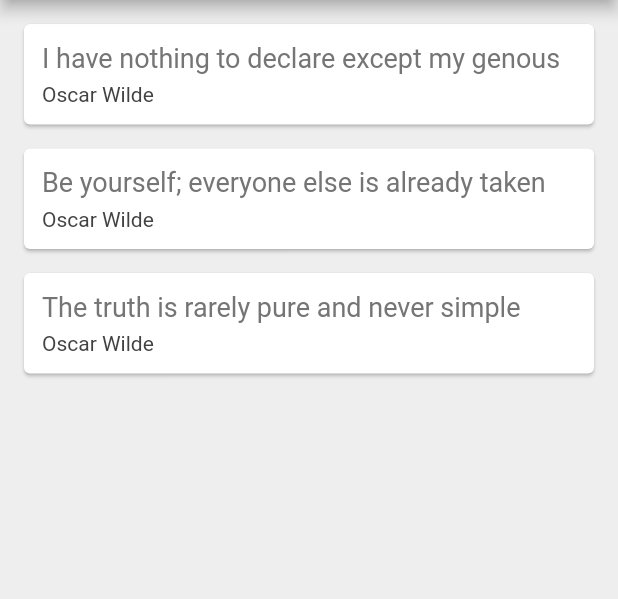
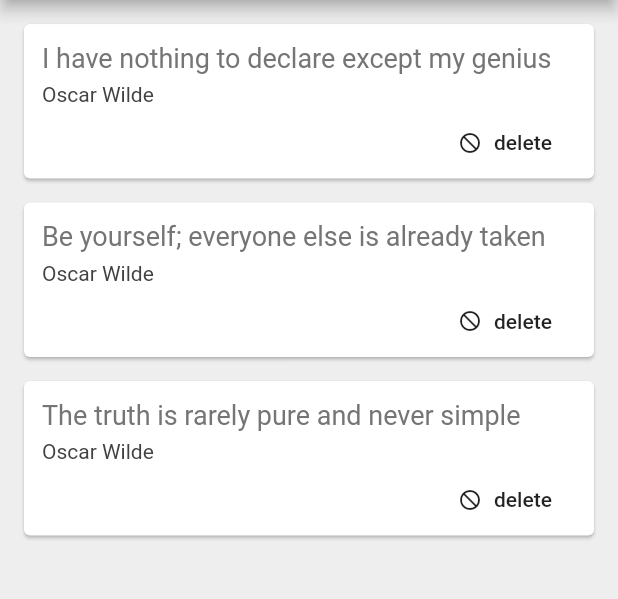
Before and after one commit to donnellythomas/quotes, a Flutter app: the screen it shows after launch, on a phone screen of 412 x 824 dp, the part 84-683 px from its top. Run offline on Flutter 3.47's test engine with Material 2 defaults, Android fonts, the phone set to English and light mode, and no system bars.

Commit message:
implemented delete card button

```diff
--- a/lib/main.dart
+++ b/lib/main.dart
@@ -13,7 +13,7 @@ class _QuoteListState extends State<QuoteList> {
   List<Quote> quotes = [
     Quote(
         author: 'Oscar Wilde',
-        text: 'I have nothing to declare except my genous'),
+        text: 'I have nothing to declare except my genius'),
     Quote(
         author: 'Oscar Wilde',
         text: 'Be yourself; everyone else is already taken'),
@@ -32,7 +32,15 @@ class _QuoteListState extends State<QuoteList> {
           backgroundColor: Colors.redAccent,
         ),
         body: Column(
-          children: quotes.map((quote) => QuoteCard(quote: quote)).toList(),
+          children: quotes
+              .map((quote) => QuoteCard(
+                  quote: quote,
+                  delete: () {
+                    setState(() {
+                      quotes.remove(quote);
+                    });
+                  }))
+              .toList(),
         ));
   }
 }
--- a/lib/quote_card.dart
+++ b/lib/quote_card.dart
@@ -3,13 +3,14 @@ import 'quote.dart';
 
 class QuoteCard extends StatelessWidget {
   final Quote quote;
-  QuoteCard({this.quote});
+  final Function delete;
+  QuoteCard({this.quote, this.delete});
   @override
   Widget build(BuildContext context) {
     return Card(
       margin: EdgeInsets.fromLTRB(16, 16, 16, 0),
       child: Padding(
-        padding: const EdgeInsets.all(12.0),
+        padding: const EdgeInsets.fromLTRB(12.0, 12, 12, 0),
         child: Column(
           crossAxisAlignment: CrossAxisAlignment.stretch,
           children: <Widget>[
@@ -22,6 +23,16 @@ class QuoteCard extends StatelessWidget {
             Text(
               quote.author,
               style: TextStyle(fontSize: 14, color: Colors.grey[800]),
+            ),
+            Align(
+              alignment: Alignment.centerRight,
+              child: FlatButton.icon(
+                  onPressed: delete,
+                  label: Text('delete'),
+                  icon: Icon(
+                    Icons.not_interested,
+                    size: 16,
+                  )),
             )
           ],
         ),
```
